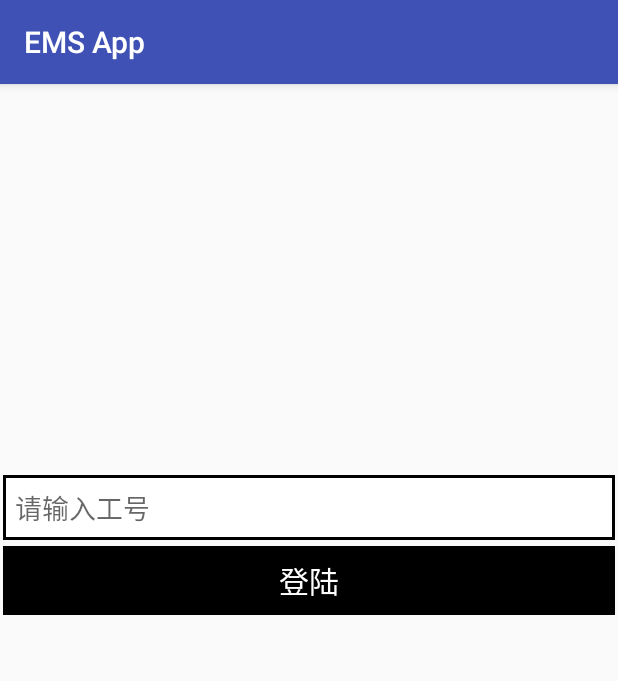
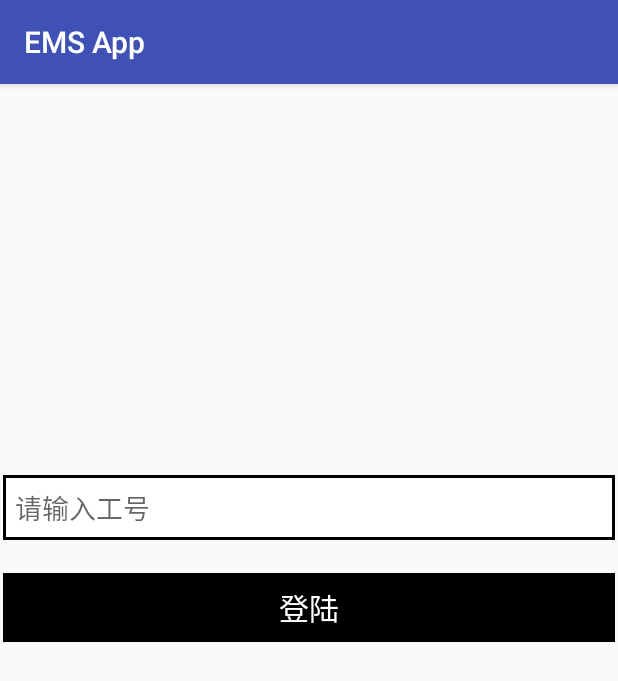
Before and after one commit to breaksource/ems, an Android app: the screen it shows after launch (MainActivity), on a phone screen of 412 x 824 dp. Shown: the top 681 px of the screen. Run offline under Robolectric (Android 15) with nearby library versions, the phone set to English and light mode, and no system bars.

Commit message:
布局调整

```diff
--- a/app/src/main/res/layout/login.xml
+++ b/app/src/main/res/layout/login.xml
@@ -9,6 +9,8 @@
         android:layout_width="match_parent"
         android:layout_height="wrap_content"
         android:layout_margin="3px"
+        android:maxLength="20"
+        android:maxLines="1"
         android:background="@drawable/border"
         android:padding="8sp"
         android:hint="@string/work_num"
@@ -21,10 +23,9 @@
         android:layout_height="wrap_content"
         android:background="#000000"
         android:gravity="center|center_vertical"
-        android:layout_margin="3px"
         android:layout_marginLeft="3px"
         android:layout_marginRight="3px"
-        android:layout_marginTop="30px"
+        android:layout_marginTop="20sp"
         android:padding="8sp"
         android:text="@string/login"
         android:textColor="#ffffff"
```
